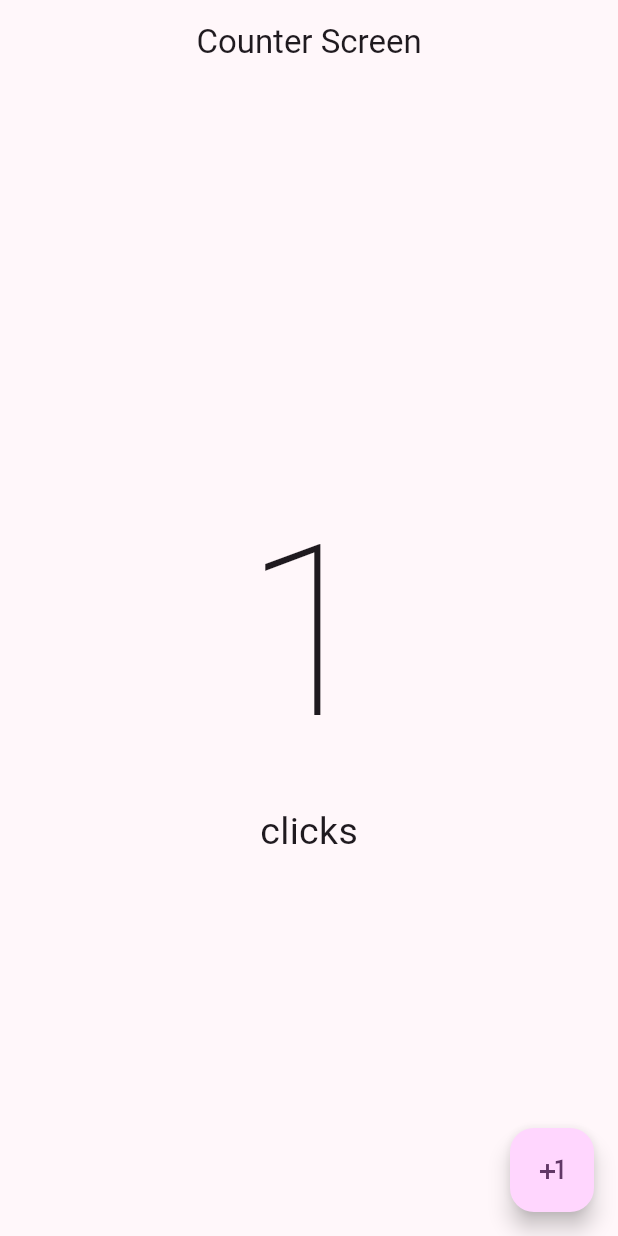
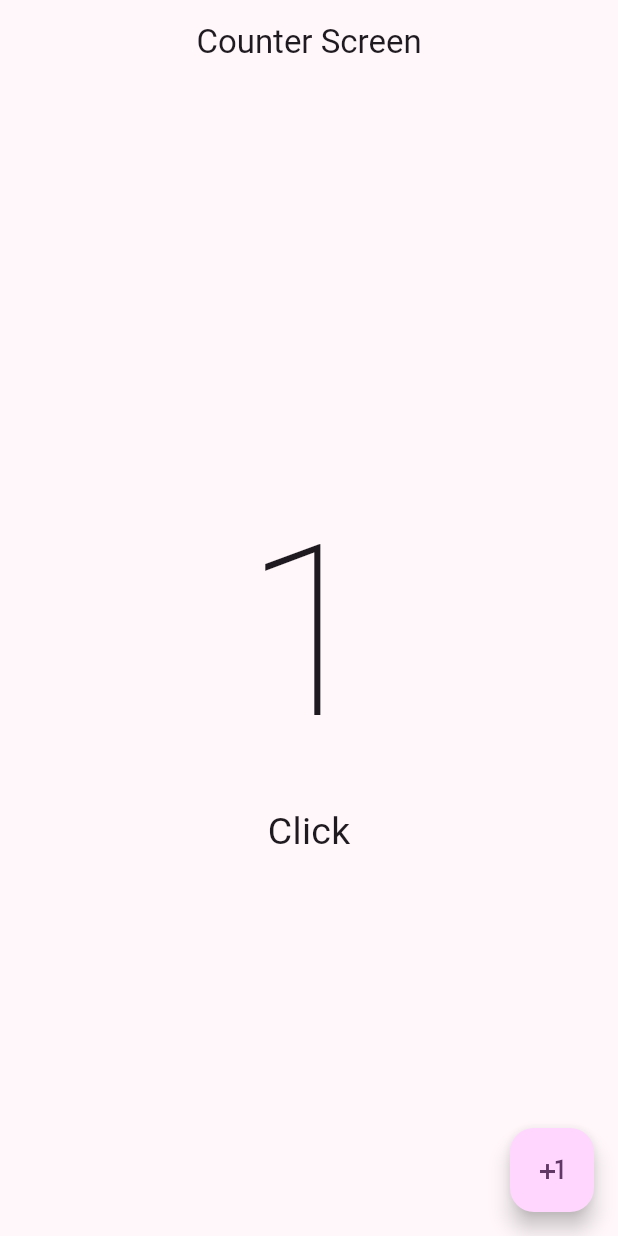
Before and after one commit to engelcituk/flutter-primeros-pasos, a Flutter app: the screen it shows after launch, after a tap on the "plus one" icon, on a phone screen of 412 x 824 dp. Run offline on Flutter 3.47's test engine with Material 2 defaults, Android fonts, the phone set to English and light mode, and no system bars.

Commit message:
cambiar la palabra clicks

```diff
--- a/lib/presentation/screens/counter/counter_screen.dart
+++ b/lib/presentation/screens/counter/counter_screen.dart
@@ -23,10 +23,14 @@ class _CounterScreenState extends State<CounterScreen> {
           children: [
             Text(
               '$clickCounter',
-              style:
-                  const TextStyle(fontSize: 160, fontWeight: FontWeight.w100),
+              style: const TextStyle(fontSize: 160, fontWeight: FontWeight.w100),
             ),
-            const Text('clicks', style: TextStyle(fontSize: 25))
+            // Text('Click${ clickCounter == 1 ? '':'s' }', style: const TextStyle(fontSize: 25))
+            if(clickCounter == 1)
+              const Text('Click', style: TextStyle(fontSize: 25)),
+            if(clickCounter != 1)
+              const Text('Clicks', style: TextStyle(fontSize: 25)),
+
           ],
         ),
       ),
```
